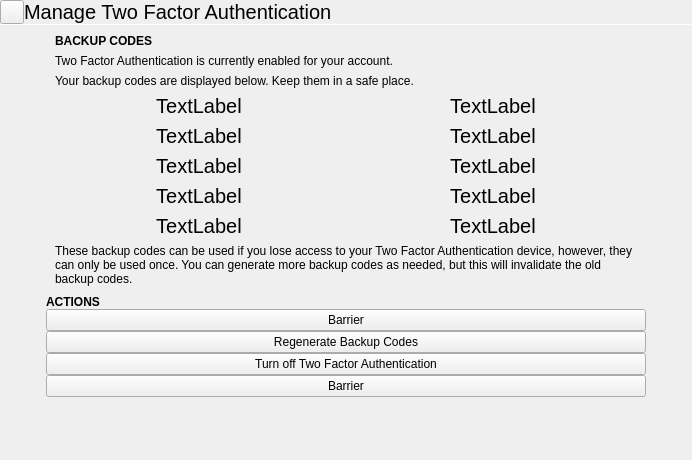
This is private/otpsetupdialog.ui in vicr123/libentertaining as Qt 5 draws it before an edit. The edited form follows.
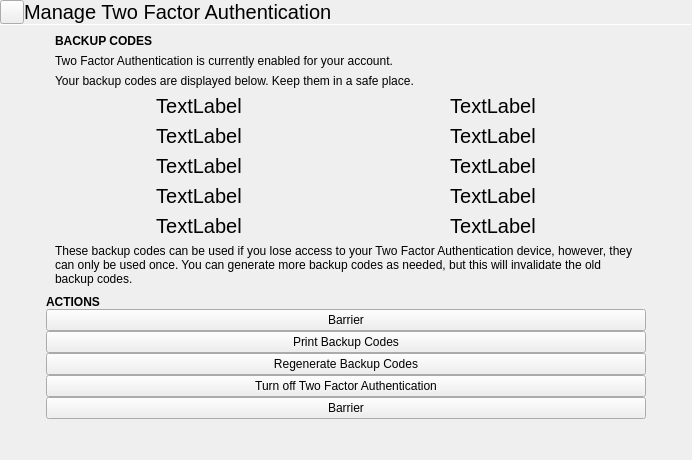
This is the edited form. Icons and pictures are not drawn. Custom widgets are drawn as their Qt base class.

```diff
--- a/private/otpsetupdialog.ui
+++ b/private/otpsetupdialog.ui
@@ -705,6 +705,13 @@
               </property>
              </widget>
             </item>
+            <item>
+             <widget class="QPushButton" name="printButton">
+              <property name="text">
+               <string>Print Backup Codes</string>
+              </property>
+             </widget>
+            </item>
             <item>
              <widget class="QPushButton" name="regenerateBackupCodesButton">
               <property name="text">
```
Left out of the diff: 12 changed lines with no effect on the pictures.
